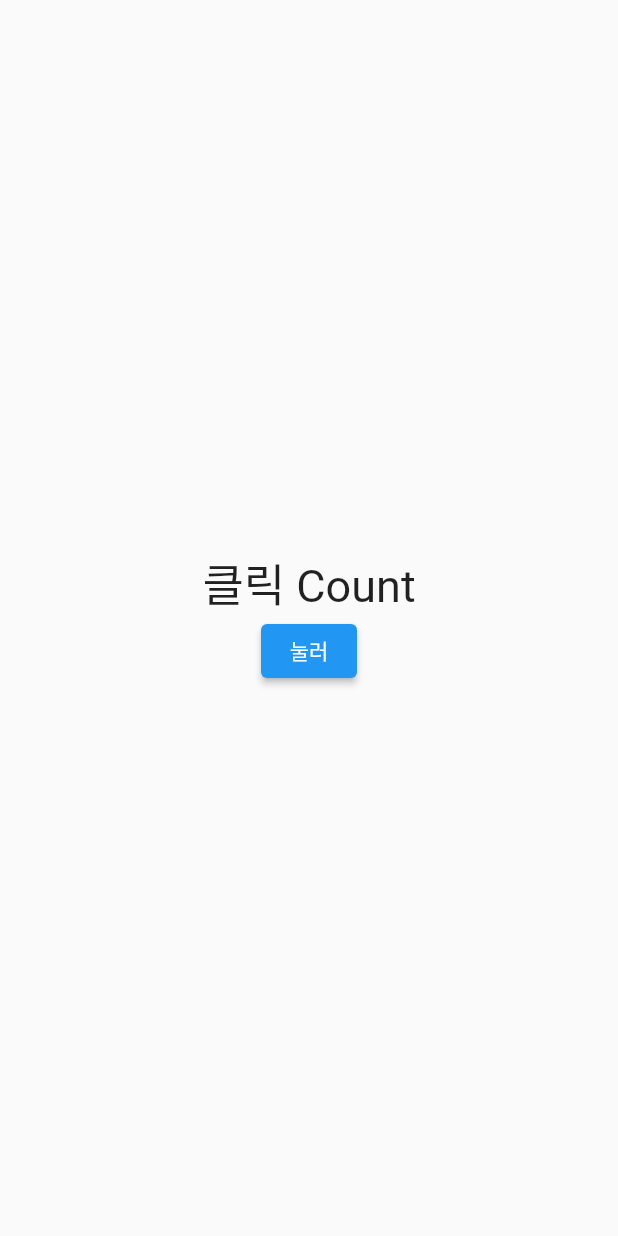
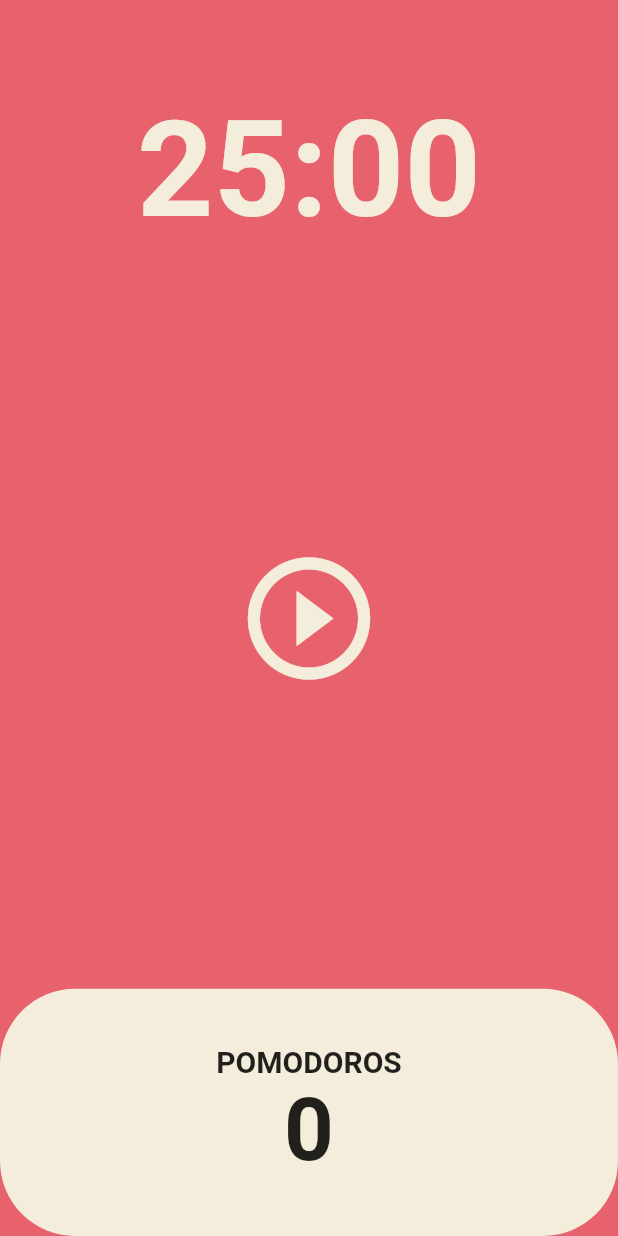
Before and after one commit to chochoq/discover_webtoon, a Flutter app: the screen it shows after launch, on a phone screen of 412 x 824 dp. Run offline on Flutter 3.47's test engine with Material 2 defaults, Android fonts, the phone set to English and light mode, and no system bars.

Commit message:
add Pomodoros

```diff
--- a/lib/main.dart
+++ b/lib/main.dart
@@ -1,49 +1,26 @@
+import 'package:discover_webtoon/screens/home_screen.dart';
 import 'package:flutter/material.dart';
 
 void main() {
   runApp(const App());
 }
 
-class App extends StatefulWidget {
+class App extends StatelessWidget {
   const App({super.key});
 
   @override
-  State<App> createState() => _AppState();
-}
-
-class _AppState extends State<App> {
-  int count = 0;
-  List<int> num = [];
-
-  @override
   Widget build(BuildContext context) {
-    void onClicked() {
-      setState(() {
-        // count++;
-        num.add(num.length);
-      });
-      // print(count);
-      // print(num);
-    }
-
     return MaterialApp(
-      home: Scaffold(
-          body: Center(
-              child: Column(
-        mainAxisAlignment: MainAxisAlignment.center,
-        children: [
-          const Text(
-            '클릭 Count',
-            style: TextStyle(fontSize: 30),
+      theme: ThemeData(
+        textTheme: const TextTheme(
+          displayLarge: TextStyle(
+            color: Color(0xFF232B55),
           ),
-          // Text('$count'),
-          for (var n in num) Text('$n'),
-          ElevatedButton(
-            onPressed: onClicked,
-            child: const Text('눌러'),
-          ),
-        ],
-      ))),
+        ),
+        cardColor: const Color(0xFFF4EDDB),
+        colorScheme: ColorScheme.fromSwatch(backgroundColor: const Color(0xFFE7626C)),
+      ),
+      home: const HomeScreen(),
     );
   }
 }
--- /dev/null
+++ b/lib/screens/home_screen.dart
@@ -0,0 +1,121 @@
+import 'dart:async';
+
+import 'package:flutter/material.dart';
+
+class HomeScreen extends StatefulWidget {
+  const HomeScreen({super.key});
+
+  @override
+  State<HomeScreen> createState() => _HomeScreenState();
+}
+
+class _HomeScreenState extends State<HomeScreen> {
+  static const twentyFiveMinutes = 1500;
+  int totalSeconds = twentyFiveMinutes;
+  late Timer timer;
+  bool isRunning = false;
+  int totalPomodoros = 0;
+
+  void onTick(Timer timer) {
+    if (totalSeconds == 0) {
+      setState(() {
+        isRunning = false;
+        totalSeconds = twentyFiveMinutes;
+        totalPomodoros++;
+      });
+      timer.cancel();
+    } else {
+      setState(() {
+        totalSeconds = totalSeconds - 1;
+      });
+    }
+  }
+
+  void onPausePressed() {
+    timer.cancel();
+
+    setState(() {
+      isRunning = false;
+    });
+  }
+
+  void onStartPressed() {
+    timer = Timer.periodic(
+      const Duration(seconds: 1),
+      onTick,
+    );
+    setState(() {
+      isRunning = true;
+    });
+  }
+
+  String format(int seconds) {
+    var duration = Duration(seconds: seconds);
+
+    return duration.toString().split(".").first.substring(2, 7);
+  }
+
+  @override
+  Widget build(BuildContext context) {
+    return Scaffold(
+      backgroundColor: Theme.of(context).colorScheme.background,
+      body: Column(
+        mainAxisAlignment: MainAxisAlignment.center,
+        children: [
+          Flexible(
+              flex: 1,
+              child: Container(
+                alignment: Alignment.bottomCenter,
+                child: Text(
+                  format(totalSeconds),
+                  style: TextStyle(
+                    color: Theme.of(context).cardColor,
+                    fontSize: 89,
+                    fontWeight: FontWeight.w600,
+                  ),
+                ),
+              )),
+          Flexible(
+              flex: 3,
+              child: Center(
+                child: IconButton(
+                  color: Theme.of(context).cardColor,
+                  onPressed: isRunning ? onPausePressed : onStartPressed,
+                  icon: Icon(
+                      isRunning ? Icons.pause_circle_filled_outlined : Icons.play_circle_outline),
+                  iconSize: 98,
+                ),
+              )),
+          Flexible(
+              flex: 1,
+              child: Container(
+                decoration: BoxDecoration(
+                  color: Theme.of(context).cardColor,
+                  borderRadius: BorderRadius.circular(50),
+                ),
+                alignment: Alignment.bottomCenter,
+                child: Column(
+                  mainAxisAlignment: MainAxisAlignment.center,
+                  children: [
+                    Text(
+                      'POMODOROS',
+                      style: TextStyle(
+                          fontSize: 20,
+                          color: Theme.of(context).textTheme.headlineSmall!.color,
+                          fontWeight: FontWeight.w600),
+                    ),
+                    Text(
+                      '$totalPomodoros',
+                      style: TextStyle(
+                          fontSize: 58,
+                          color: Theme.of(context).textTheme.headlineSmall!.color,
+                          fontWeight: FontWeight.w600),
+                    ),
+                  ],
+                ),
+              )),
+        ],
+      ),
+    );
+  }
+}
```
